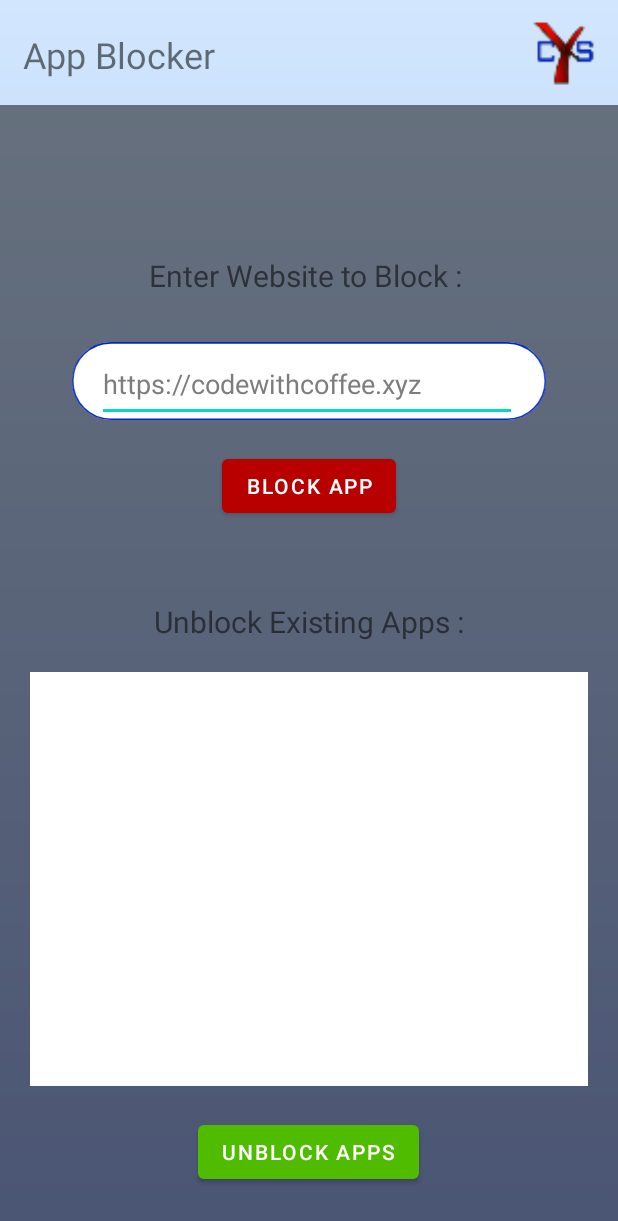
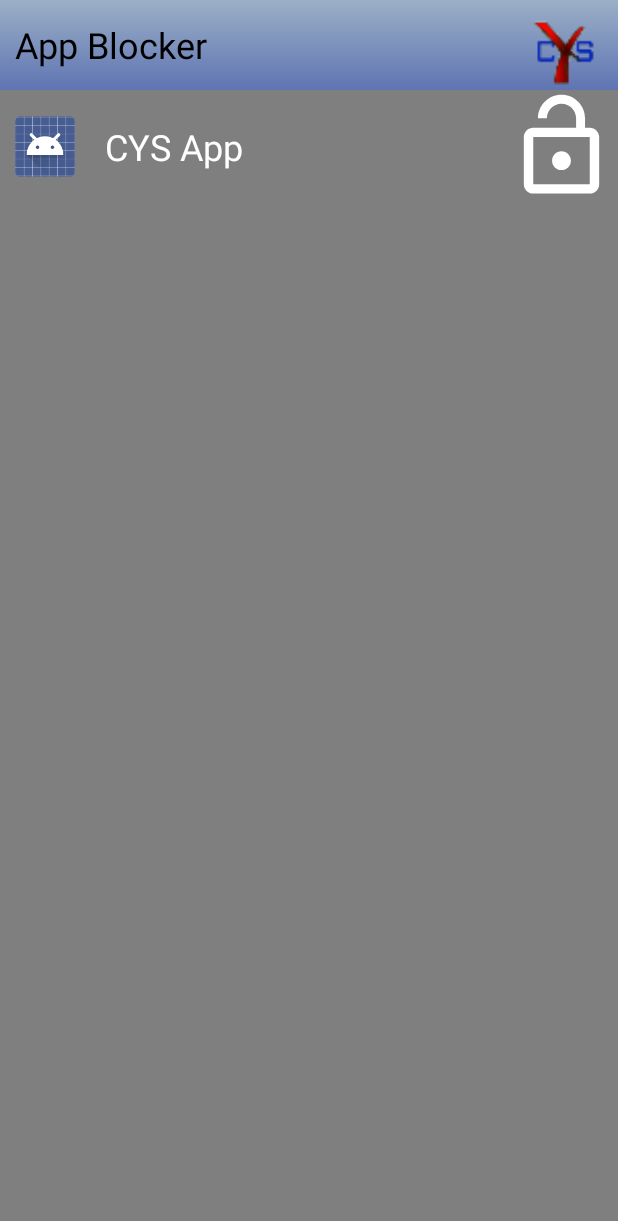
Before and after one commit to Code-with-coffee1/cysproject, an Android app: the AppBlocking screen opened directly, with no data from a screen before it, on a phone screen of 412 x 824 dp. Shown: the top 1221 px of the screen. Run offline under Robolectric (Android 15) with nearby library versions, the phone set to English and light mode, and no system bars.

Commit message:
All Installed Apps List Service Added

```diff
--- a/app/src/main/AndroidManifest.xml
+++ b/app/src/main/AndroidManifest.xml
@@ -5,6 +5,8 @@
     <uses-permission android:name="android.permission.WRITE_SETTINGS"
         tools:ignore="ProtectedPermissions" />
     <uses-permission android:name="android.permission.WRITE_SECURE_SETTINGS"
+        tools:ignore="ProtectedPermissions" />
+    <uses-permission android:name="android.permission.PACKAGE_USAGE_STATS"
         tools:ignore="ProtectedPermissions" />
 
     <application
--- /dev/null
+++ b/app/src/main/java/xyz/codewithcoffee/cyc_app/Adapter/AppAdapters.java
@@ -0,0 +1,46 @@
+package xyz.codewithcoffee.cyc_app.Adapter;
+
+import android.content.Context;
+import android.view.LayoutInflater;
+import android.view.View;
+import android.view.ViewGroup;
+
+import androidx.annotation.NonNull;
+import androidx.recyclerview.widget.RecyclerView;
+
+import xyz.codewithcoffee.cyc_app.Appitem;
+import xyz.codewithcoffee.cyc_app.R;
+import xyz.codewithcoffee.cyc_app.ViewHolder.AppViewHolder;
+
+import java.util.List;
+
+public class AppAdapters extends RecyclerView.Adapter<AppViewHolder> {
+    public Context mContext;
+    public List<Appitem> appitemList;
+
+    public AppAdapters(Context mContext, List<Appitem> appitemList) {
+        this.mContext = mContext;
+        this.appitemList = appitemList;
+    }
+
+    @NonNull
+    @Override
+    public AppViewHolder onCreateViewHolder(@NonNull ViewGroup parent, int viewType) {
+        View view= LayoutInflater.from(mContext).inflate(R.layout.layout_apps,parent,false);
+        return new AppViewHolder(view);
+    }
+
+    @Override
+    public void onBindViewHolder(@NonNull AppViewHolder holder, int position) {
+
+        holder.name_of_app.setText(appitemList.get(position).getName());
+        holder.icon.setImageDrawable(appitemList.get(position).getIcon());
+        holder.lock_status.setImageResource(R.drawable.ic_baseline_lock_open_24);
+
+    }
+
+    @Override
+    public int getItemCount() {
+        return appitemList.size();
+    }
+}
--- a/app/src/main/java/xyz/codewithcoffee/cyc_app/AppBlocking.java
+++ b/app/src/main/java/xyz/codewithcoffee/cyc_app/AppBlocking.java
@@ -1,14 +1,101 @@
 package xyz.codewithcoffee.cyc_app;
 
+import androidx.annotation.NonNull;
 import androidx.appcompat.app.AppCompatActivity;
+import androidx.recyclerview.widget.LinearLayoutManager;
+import androidx.recyclerview.widget.RecyclerView;
 
+import android.content.Intent;
+import android.content.pm.ActivityInfo;
+import android.content.pm.PackageManager;
+import android.content.pm.ResolveInfo;
+import android.os.Build;
 import android.os.Bundle;
+import android.provider.Settings;
+import android.view.MenuItem;
+import android.view.View;
+import android.widget.LinearLayout;
+import android.widget.Toolbar;
+
+import xyz.codewithcoffee.cyc_app.Adapter.AppAdapters;
+import xyz.codewithcoffee.cyc_app.Utlis.Utlis;
+
+import java.util.ArrayList;
+import java.util.List;
 
 public class AppBlocking extends AppCompatActivity {
-
+    LinearLayout layout_permission;
     @Override
     protected void onCreate(Bundle savedInstanceState) {
         super.onCreate(savedInstanceState);
         setContentView(R.layout.activity_app_blocking);
+
+
+        intitView();
+    }
+
+    private void intitView() {
+
+        RecyclerView recyclerView=findViewById(R.id.recyclerView);
+        recyclerView.setHasFixedSize(true);
+        recyclerView.setLayoutManager(new LinearLayoutManager(this));
+
+        AppAdapters appAdapters= new AppAdapters(this,getAllApps());
+        recyclerView.setAdapter(appAdapters);
+
+        layout_permission=findViewById(R.id.layout_permission);
+    }
+
+    private List<Appitem> getAllApps() {
+
+        List<Appitem> results= new ArrayList<>();
+        PackageManager pk= getPackageManager();
+
+        Intent intent=new Intent(Intent.ACTION_MAIN,null);
+        intent.addCategory(Intent.CATEGORY_LAUNCHER);
+
+
+        List<ResolveInfo> resolveInfoList=pk.queryIntentActivities(intent,0);
+
+        for (ResolveInfo resolveInfo:resolveInfoList){
+            ActivityInfo activityInfo=resolveInfo.activityInfo;
+
+            results.add(new Appitem(activityInfo.loadIcon(pk),activityInfo.loadLabel(pk).toString(),activityInfo.packageName));
+        }
+
+
+        return results;
+    }
+
+//    private void initToolbar() {
+//        Toolbar toolbar=findViewById(R.id.toolbar);
+//    }
+
+    @Override
+    public boolean onOptionsItemSelected(@NonNull MenuItem item) {
+        int id=item.getItemId();
+        if (id==R.id.home){
+            finish();
+        }
+        return true;
+    }
+
+    public void setPermission(View view) {
+        startActivity(new Intent(Settings.ACTION_USAGE_ACCESS_SETTINGS));
+    }
+
+    @Override
+    protected void onResume() {
+
+        if (Build.VERSION.SDK_INT >= Build.VERSION_CODES.LOLLIPOP){
+
+            if (Utlis.checkPermission(this)){
+                layout_permission.setVisibility(View.GONE);
+            }else {
+//                layout_permission.setVisibility(View.INVISIBLE);
+            }
+        }
+
+        super.onResume();
     }
 }
--- /dev/null
+++ b/app/src/main/java/xyz/codewithcoffee/cyc_app/Appitem.java
@@ -0,0 +1,40 @@
+package xyz.codewithcoffee.cyc_app;
+
+import android.graphics.drawable.Drawable;
+
+public class Appitem {
+    public Drawable icon;
+    public String name;
+    public String packge_name;
+
+    public Drawable getIcon() {
+        return icon;
+    }
+
+    public void setIcon(Drawable icon) {
+        this.icon = icon;
+    }
+
+    public String getName() {
+        return name;
+    }
+
+    public void setName(String name) {
+        this.name = name;
+    }
+
+    public String getPackge_name() {
+        return packge_name;
+    }
+
+    public void setPackge_name(String packge_name) {
+        this.packge_name = packge_name;
+    }
+
+    public Appitem(Drawable icon, String name, String packge_name) {
+        this.icon = icon;
+        this.name = name;
+        this.packge_name = packge_name;
+    }
+
+}
--- a/app/src/main/java/xyz/codewithcoffee/cyc_app/MainActivity.java
+++ b/app/src/main/java/xyz/codewithcoffee/cyc_app/MainActivity.java
@@ -17,7 +17,7 @@ public class MainActivity extends AppCompatActivity {
         new Handler().postDelayed(new Runnable() {
             @Override
             public void run() {
-                Intent intent=new Intent(MainActivity.this, WebsiteBlocking.class);
+                Intent intent=new Intent(MainActivity.this, AppBlocking.class);
                 startActivity(intent);
                 finish();
 
--- /dev/null
+++ b/app/src/main/java/xyz/codewithcoffee/cyc_app/Utlis/Utlis.java
@@ -0,0 +1,20 @@
+package xyz.codewithcoffee.cyc_app.Utlis;
+
+import static android.app.AppOpsManager.MODE_ALLOWED;
+
+import android.app.AppOpsManager;
+import android.content.Context;
+import android.os.Build;
+import android.os.Process;
+
+import androidx.annotation.RequiresApi;
+
+public class Utlis {
+    @RequiresApi(api = Build.VERSION_CODES.KITKAT)
+    public static boolean checkPermission(Context ctx){
+        AppOpsManager appOpsManager=(AppOpsManager)ctx.getSystemService(Context.APP_OPS_SERVICE);
+        int mode = appOpsManager.checkOpNoThrow(AppOpsManager.OPSTR_GET_USAGE_STATS, Process.myUid(),ctx.getPackageName());
+
+        return mode == MODE_ALLOWED;
+    }
+}
--- /dev/null
+++ b/app/src/main/java/xyz/codewithcoffee/cyc_app/ViewHolder/AppViewHolder.java
@@ -0,0 +1,22 @@
+package xyz.codewithcoffee.cyc_app.ViewHolder;
+
+import android.view.View;
+import android.widget.ImageView;
+import android.widget.TextView;
+
+import androidx.annotation.NonNull;
+import androidx.recyclerview.widget.RecyclerView;
+
+import xyz.codewithcoffee.cyc_app.R;
+
+public class AppViewHolder extends RecyclerView.ViewHolder {
+    public ImageView icon,lock_status;
+    public TextView name_of_app;
+    public AppViewHolder(@NonNull View itemView) {
+        super(itemView);
+
+        icon=itemView.findViewById(R.id.app_icon);
+        lock_status=itemView.findViewById(R.id.lock_status);
+        name_of_app=itemView.findViewById(R.id.app_name);
+    }
+}
--- /dev/null
+++ b/app/src/main/res/drawable-mdpi/ic_baseline_lock_24.xml
@@ -0,0 +1,10 @@
+<vector xmlns:android="http://schemas.android.com/apk/res/android"
+    android:width="24dp"
+    android:height="24dp"
+    android:viewportWidth="24"
+    android:viewportHeight="24"
+    android:tint="?attr/colorControlNormal">
+  <path
+      android:fillColor="@android:color/white"
+      android:pathData="M18,8h-1L17,6c0,-2.76 -2.24,-5 -5,-5S7,3.24 7,6v2L6,8c-1.1,0 -2,0.9 -2,2v10c0,1.1 0.9,2 2,2h12c1.1,0 2,-0.9 2,-2L20,10c0,-1.1 -0.9,-2 -2,-2zM12,17c-1.1,0 -2,-0.9 -2,-2s0.9,-2 2,-2 2,0.9 2,2 -0.9,2 -2,2zM15.1,8L8.9,8L8.9,6c0,-1.71 1.39,-3.1 3.1,-3.1 1.71,0 3.1,1.39 3.1,3.1v2z"/>
+</vector>
--- /dev/null
+++ b/app/src/main/res/drawable-mdpi/ic_baseline_lock_open_24.xml
@@ -0,0 +1,5 @@
+<vector android:height="24dp" android:tint="#FFFFFF"
+    android:viewportHeight="24" android:viewportWidth="24"
+    android:width="24dp" xmlns:android="http://schemas.android.com/apk/res/android">
+    <path android:fillColor="@android:color/white" android:pathData="M12,17c1.1,0 2,-0.9 2,-2s-0.9,-2 -2,-2 -2,0.9 -2,2 0.9,2 2,2zM18,8h-1L17,6c0,-2.76 -2.24,-5 -5,-5S7,3.24 7,6h1.9c0,-1.71 1.39,-3.1 3.1,-3.1 1.71,0 3.1,1.39 3.1,3.1v2L6,8c-1.1,0 -2,0.9 -2,2v10c0,1.1 0.9,2 2,2h12c1.1,0 2,-0.9 2,-2L20,10c0,-1.1 -0.9,-2 -2,-2zM18,20L6,20L6,10h12v10z"/>
+</vector>
--- a/app/src/main/res/layout/activity_app_blocking.xml
+++ b/app/src/main/res/layout/activity_app_blocking.xml
@@ -1,146 +1,81 @@
 <?xml version="1.0" encoding="utf-8"?>
-<androidx.constraintlayout.widget.ConstraintLayout xmlns:android="http://schemas.android.com/apk/res/android"
+<LinearLayout xmlns:android="http://schemas.android.com/apk/res/android"
     xmlns:app="http://schemas.android.com/apk/res-auto"
     xmlns:tools="http://schemas.android.com/tools"
     android:layout_width="match_parent"
     android:layout_height="match_parent"
-    tools:context="xyz.codewithcoffee.cyc_app.LogInPage"
-    android:background="@drawable/home_back">
+    android:orientation="vertical"
+    tools:context=".MainActivity"
+    android:background="@android:drawable/screen_background_dark_transparent">
+
+    <LinearLayout
+        android:layout_width="match_parent"
+        android:layout_height="60dp"
+        android:background="@drawable/home_back"
+        android:gravity="center"
+        android:orientation="horizontal">
+
+        <TextView
+            android:id="@+id/textView14"
+            android:layout_width="wrap_content"
+            android:layout_height="wrap_content"
+            android:layout_weight="1"
+            android:gravity="center|clip_vertical|left"
+            android:paddingLeft="10dp"
+            android:text="App Blocker"
+            android:textColor="#000000"
+            android:textSize="24sp" />
 
         <ImageView
-        android:id="@+id/cyclogo"
+            android:id="@+id/cyclogo2"
             android:layout_width="70dp"
             android:layout_height="70dp"
+            android:layout_gravity="right"
             app:layout_constraintEnd_toEndOf="parent"
             app:layout_constraintTop_toTopOf="parent"
             app:srcCompat="@drawable/cyc_logo" />
+    </LinearLayout>
+
+    <LinearLayout
+        android:id="@+id/layout_permission"
+        android:layout_width="match_parent"
+        android:layout_height="wrap_content"
+        android:orientation="vertical">
 
         <TextView
-        android:id="@+id/wblock_title"
+            android:id="@+id/textView"
+            android:layout_width="match_parent"
+            android:layout_height="wrap_content"
+            android:paddingLeft="20dp"
+            android:text="Set Permission"
+            android:textColor="#FFFFFF"
+            android:textSize="20sp" />
+
+        <TextView
+            android:id="@+id/textView2"
+            android:layout_width="match_parent"
+            android:layout_height="wrap_content"
+            android:paddingLeft="20dp"
+            android:textColor="#FFFFFF"
+            android:text="Enable access to action usage access settings to enable  App Blocker."
+            android:textSize="14sp" />
+
+        <Button
+            android:id="@+id/button"
             android:layout_width="wrap_content"
             android:layout_height="wrap_content"
-        android:layout_marginStart="15dp"
-        android:layout_marginLeft="15dp"
-        android:layout_marginTop="20dp"
-        android:text="App Blocker"
-        android:textSize="24sp"
-        app:layout_constraintStart_toStartOf="parent"
-        app:layout_constraintTop_toTopOf="parent" />
+            android:layout_gravity="right"
+            android:onClick="setPermission"
+            android:text="Enable"
+            app:backgroundTint="#B80000" />
+    </LinearLayout>
 
-    <ImageView
-        android:id="@+id/bl_bg"
+    <androidx.recyclerview.widget.RecyclerView
+        android:id="@+id/recyclerView"
         android:layout_width="match_parent"
-        android:layout_height="0dp"
+        android:layout_height="wrap_content"
         app:layout_constraintBottom_toBottomOf="parent"
         app:layout_constraintEnd_toEndOf="parent"
-        app:layout_constraintHorizontal_bias="0.0"
-        app:layout_constraintStart_toStartOf="parent"
-        app:layout_constraintTop_toBottomOf="@+id/cyclogo"
-        app:layout_constraintVertical_bias="0.0"
-        app:srcCompat="@android:drawable/screen_background_dark_transparent" />
-
-    <ImageView
-        android:id="@+id/input_web"
-        android:layout_width="353dp"
-        android:layout_height="52dp"
-        android:layout_marginTop="20dp"
-        app:layout_constraintEnd_toEndOf="parent"
-        app:layout_constraintHorizontal_bias="0.495"
-        app:layout_constraintStart_toStartOf="parent"
-        app:layout_constraintTop_toBottomOf="@+id/enter_site"
-        app:srcCompat="@drawable/ic_email_rectangle"
-        tools:ignore="VectorDrawableCompat" />
-
-    <TextView
-        android:id="@+id/enter_site"
-        android:layout_width="214dp"
-        android:layout_height="38dp"
-        android:layout_marginTop="100dp"
-        android:text="Enter Website to Block :"
-        android:textSize="20sp"
-        app:layout_constraintEnd_toEndOf="parent"
-        app:layout_constraintStart_toStartOf="parent"
-        app:layout_constraintTop_toTopOf="@+id/bl_bg" />
-
-    <EditText
-        android:id="@+id/edit_site_name"
-        android:layout_width="280dp"
-        android:layout_height="50dp"
-        android:layout_marginStart="35dp"
-        android:layout_marginLeft="35dp"
-        android:layout_marginTop="3dp"
-        android:ems="10"
-        android:textColor="#000000"
-        android:textColorHint="#DA676767"
-        android:hint="https://codewithcoffee.xyz"
-        android:inputType="textPersonName"
-        app:layout_constraintStart_toStartOf="@+id/input_web"
-        app:layout_constraintTop_toTopOf="@+id/input_web" />
-
-    <Button
-        android:id="@+id/App_block_butt"
-        android:layout_width="wrap_content"
-        android:layout_height="wrap_content"
-        android:layout_marginTop="20dp"
-        android:text="Block App"
-        app:backgroundTint="#B80000"
-        app:layout_constraintEnd_toEndOf="parent"
-        app:layout_constraintStart_toStartOf="parent"
-        app:layout_constraintTop_toBottomOf="@+id/input_web" />
-
-
-    <TextView
-        android:id="@+id/unblock_site"
-        android:layout_width="wrap_content"
-        android:layout_height="wrap_content"
-        android:layout_marginBottom="20dp"
-        android:text="Unblock Existing Apps :"
-        android:textSize="20sp"
-        app:layout_constraintBottom_toTopOf="@+id/constraintLayout"
-        app:layout_constraintEnd_toEndOf="parent"
+        app:layout_constraintHorizontal_bias="0.668"
         app:layout_constraintStart_toStartOf="parent" />
-
-    <Button
-        android:id="@+id/unblock_butt"
-        android:layout_width="wrap_content"
-        android:layout_height="wrap_content"
-        android:layout_marginTop="20dp"
-        android:text="Unblock Apps"
-        app:backgroundTint="#4FBC00"
-        app:layout_constraintEnd_toEndOf="parent"
-        app:layout_constraintHorizontal_bias="0.498"
-        app:layout_constraintStart_toStartOf="parent"
-        app:layout_constraintTop_toBottomOf="@+id/constraintLayout" />
-
-    <androidx.constraintlayout.widget.ConstraintLayout
-        android:id="@+id/constraintLayout"
-        android:layout_width="0dp"
-        android:layout_height="0dp"
-        android:layout_marginStart="20dp"
-        android:layout_marginLeft="20dp"
-        android:layout_marginTop="100dp"
-        android:layout_marginEnd="20dp"
-        android:layout_marginRight="20dp"
-        android:layout_marginBottom="100dp"
-        app:layout_constraintBottom_toBottomOf="@+id/bl_bg"
-        app:layout_constraintEnd_toEndOf="parent"
-        app:layout_constraintStart_toStartOf="parent"
-        app:layout_constraintTop_toBottomOf="@+id/App_block_butt">
-
-        <ImageView
-            android:id="@+id/white_bg"
-            android:layout_width="match_parent"
-            android:layout_height="match_parent"
-            app:layout_constraintStart_toStartOf="parent"
-            app:layout_constraintTop_toTopOf="parent"
-            app:srcCompat="@android:drawable/screen_background_light" />
-
-        <ListView
-            android:id="@+id/blocked_sites"
-            android:layout_width="match_parent"
-            android:layout_height="match_parent"
-            app:layout_constraintStart_toStartOf="parent"
-            app:layout_constraintTop_toTopOf="parent" />
-    </androidx.constraintlayout.widget.ConstraintLayout>
-
-</androidx.constraintlayout.widget.ConstraintLayout>
+</LinearLayout>
--- /dev/null
+++ b/app/src/main/res/layout/layout_apps.xml
@@ -0,0 +1,57 @@
+<?xml version="1.0" encoding="utf-8"?>
+<LinearLayout xmlns:android="http://schemas.android.com/apk/res/android"
+    xmlns:app="http://schemas.android.com/apk/res-auto"
+    xmlns:tools="http://schemas.android.com/tools"
+    android:layout_width="match_parent"
+    android:layout_height="75dp"
+    android:gravity="center"
+    android:orientation="horizontal">
+
+    <LinearLayout
+        android:layout_width="match_parent"
+        android:layout_height="match_parent"
+        android:orientation="vertical">
+
+        <LinearLayout
+            android:layout_width="match_parent"
+            android:layout_height="match_parent"
+            android:orientation="horizontal">
+
+            <ImageView
+                android:id="@+id/app_icon"
+                android:layout_width="50dp"
+                android:layout_height="50dp"
+                android:layout_gravity="center|left"
+                android:clickable="false"
+                android:focusable="false"
+                android:paddingLeft="10dp" />
+
+            <TextView
+                android:id="@+id/app_name"
+                android:layout_width="wrap_content"
+                android:layout_height="wrap_content"
+                android:layout_gravity="center"
+                android:layout_weight="1"
+                android:paddingLeft="20dp"
+                android:text="TextView"
+                android:textColor="#FFFFFF"
+                android:textSize="24sp" />
+
+            <ImageView
+                android:id="@+id/lock_status"
+                android:layout_width="75dp"
+                android:layout_height="match_parent"
+                android:layout_gravity="center|right"
+                tools:srcCompat="@drawable/ic_baseline_lock_24" />
+        </LinearLayout>
+
+        <View
+            android:id="@+id/view"
+            android:layout_width="match_parent"
+            android:layout_height="2dp"
+            android:layout_weight="1"
+            android:background="@color/black" />
+    </LinearLayout>
+
+
+</LinearLayout>
```
Lines whose indentation alone changed are shown as unchanged.
